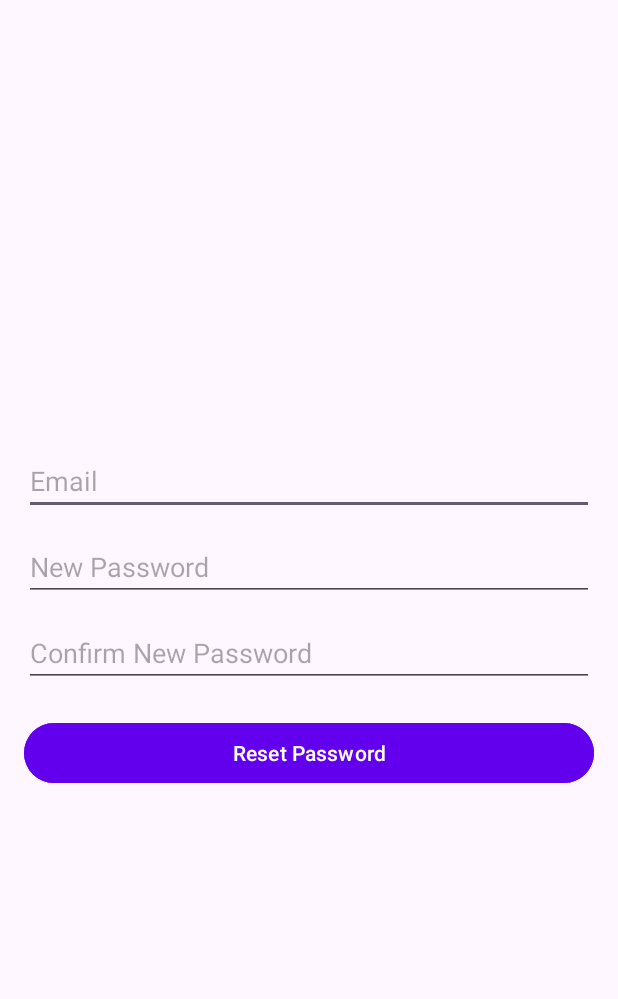
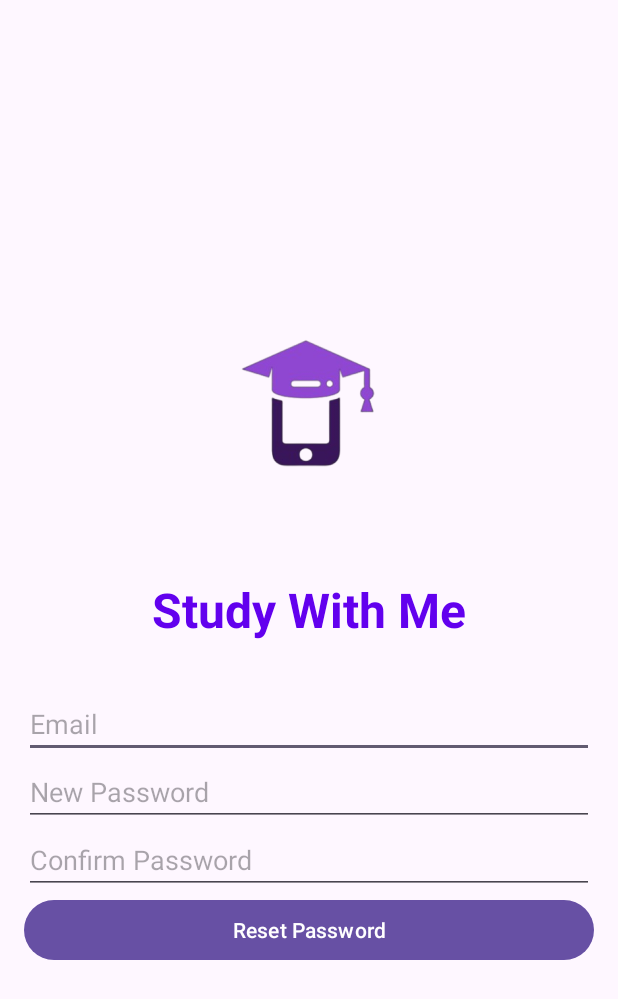
Before and after one commit to albinshala/StudyWithMe, an Android app: the ResetPasswordActivity screen opened directly, with no data from a screen before it, on a phone screen of 412 x 824 dp. Shown: the top 999 px of the screen. Run offline under Robolectric (Android 15) with nearby library versions, the phone set to English and light mode, and no system bars; 1 statement that could not run was skipped.

Commit message:
reset_password.xml

```diff
--- a/app/src/main/res/layout/activity_reset_password.xml
+++ b/app/src/main/res/layout/activity_reset_password.xml
@@ -6,35 +6,51 @@
     android:gravity="center"
     android:padding="16dp">
 
+    <!-- App Logo -->
+    <ImageView
+        android:id="@+id/ivAppLogo"
+        android:layout_width="200dp"
+        android:layout_height="200dp"
+        android:src="@drawable/swme_logo"
+        android:layout_marginBottom="5dp"
+        android:contentDescription="App Logo" />
+
+    <!-- App Name TextView -->
+    <TextView
+        android:id="@+id/tvAppName"
+        android:layout_width="wrap_content"
+        android:layout_height="wrap_content"
+        android:text="Study With Me"
+        android:textSize="32sp"
+        android:textStyle="bold"
+        android:layout_marginBottom="32dp"
+        android:textColor="#6200EE"
+        android:gravity="center" />
+
     <EditText
-        android:id="@+id/etEmail"
+        android:id="@+id/emailField"
         android:layout_width="match_parent"
         android:layout_height="wrap_content"
         android:hint="Email"
-        android:inputType="textEmailAddress"
-        android:layout_marginBottom="12dp" />
+        android:inputType="textEmailAddress" />
 
     <EditText
-        android:id="@+id/etNewPassword"
+        android:id="@+id/newPasswordField"
         android:layout_width="match_parent"
         android:layout_height="wrap_content"
         android:hint="New Password"
-        android:inputType="textPassword"
-        android:layout_marginBottom="12dp" />
+        android:inputType="textPassword" />
 
     <EditText
-        android:id="@+id/etConfirmNewPassword"
+        android:id="@+id/confirmPasswordField"
         android:layout_width="match_parent"
         android:layout_height="wrap_content"
-        android:hint="Confirm New Password"
-        android:inputType="textPassword"
-        android:layout_marginBottom="20dp" />
+        android:hint="Confirm Password"
+        android:inputType="textPassword" />
 
     <Button
-        android:id="@+id/btnResetPassword"
+        android:id="@+id/resetPasswordButton"
         android:layout_width="match_parent"
         android:layout_height="wrap_content"
-        android:text="Reset Password"
-        android:backgroundTint="#6200EE"
-        android:textColor="@android:color/white" />
+        android:text="Reset Password" />
 </LinearLayout>
```
